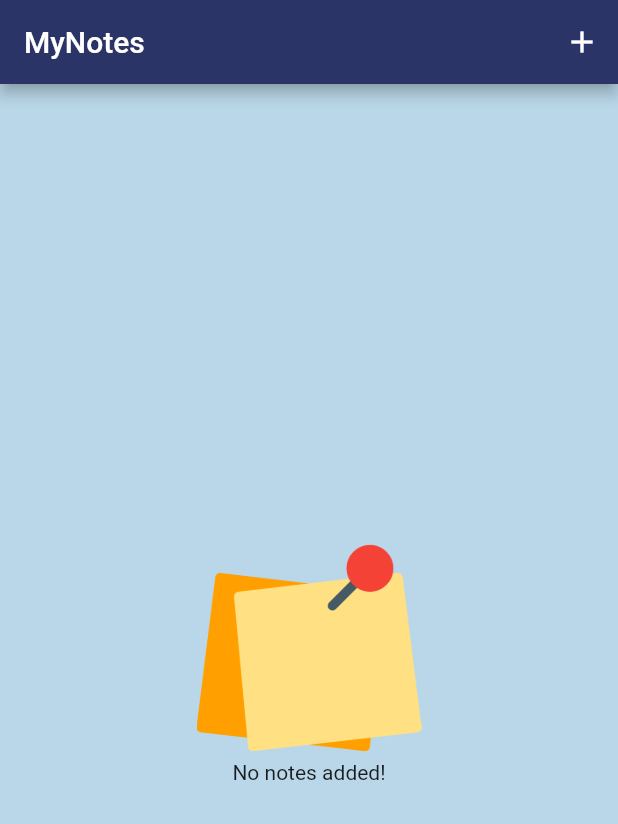
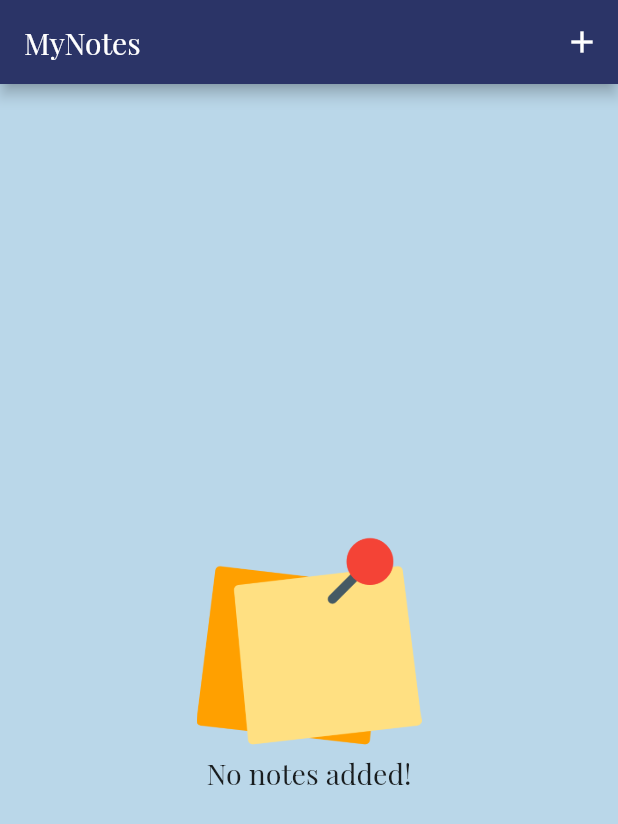
Before and after one commit to JosipTr/MyNotes, a Flutter app: the screen it shows after launch, on a phone screen of 412 x 824 dp. Shown: the top 824 px of the screen. Run offline on Flutter 3.47's test engine with Material 2 defaults, Android fonts, the phone set to English and light mode, and no system bars; our stand-ins replace dartz, floor, flutter_bloc, get_it, go_router, sqflite; accounts and stored records are empty; generated files the repository leaves out were written again; project files that could hold a hidden picture were left out.

Commit message:
Fix date format

```diff
--- a/lib/core/themes/theme.dart
+++ b/lib/core/themes/theme.dart
@@ -3,23 +3,21 @@ import '../colors/generate_material_color.dart';
 
 ThemeData getThemeData() {
   return ThemeData(
+    fontFamily: 'PlayfairDisplay',
     textTheme: const TextTheme(
       labelLarge: TextStyle(
         color: labelColor,
-        fontSize: 16,
-        fontFamily: 'PlayfairDisplay',
+        fontSize: 19,
         fontWeight: FontWeight.bold,
       ),
       labelMedium: TextStyle(
         color: labelColor,
-        fontFamily: 'PlayfairDisplay',
-        fontSize: 14,
+        fontSize: 17,
       ),
       labelSmall: TextStyle(
         color: labelColor,
-        fontFamily: 'PlayfairDisplay',
         fontStyle: FontStyle.italic,
-        fontSize: 13,
+        fontSize: 15,
       ),
     ),
     cardColor: const Color.fromRGBO(252, 255, 231, 1),
--- a/lib/features/my_notes/presentation/pages/add_modify_note_page.dart
+++ b/lib/features/my_notes/presentation/pages/add_modify_note_page.dart
@@ -13,7 +13,7 @@ class AddModifyNotePage extends StatelessWidget {
 
   String _getDateTime() {
     final dateTime = DateTime.now();
-    final dateFormat = DateFormat.yMd();
+    final dateFormat = DateFormat('dd.MM.yyyy');
     final newDate = dateFormat.format(dateTime);
     return newDate;
   }
--- a/lib/features/my_notes/presentation/widgets/empty_list.dart
+++ b/lib/features/my_notes/presentation/widgets/empty_list.dart
@@ -16,6 +16,7 @@ class EmptyList extends StatelessWidget {
           ),
           const Text(
             'No notes added!',
+            style: TextStyle(fontSize: 19),
           )
         ],
       ),
```
